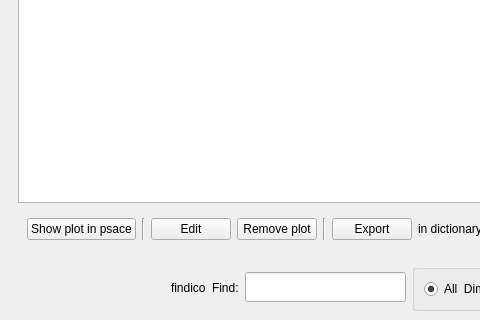
Above: src/dashboard.ui from KDE/khipu before the change; both pictures show x 0 to 480 and y 231 to 551 of the 647 by 551 pixel window. Below: the same form after it.
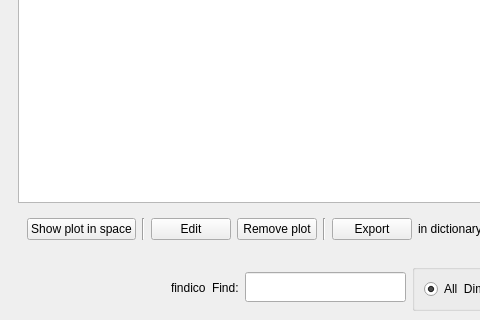
That is the form after the change. The open tabs and pages were chosen to show the change. Icons and pictures are not drawn. Custom widgets are drawn as their Qt base class.

Commit message: Fix typo: psace->space.

```diff
--- a/src/dashboard.ui
+++ b/src/dashboard.ui
@@ -226,7 +226,7 @@
                 <item>
                  <widget class="QPushButton" name="pushButton">
                   <property name="text">
-                   <string>Show plot in psace</string>
+                   <string>Show plot in space</string>
                   </property>
                  </widget>
                 </item>
```
